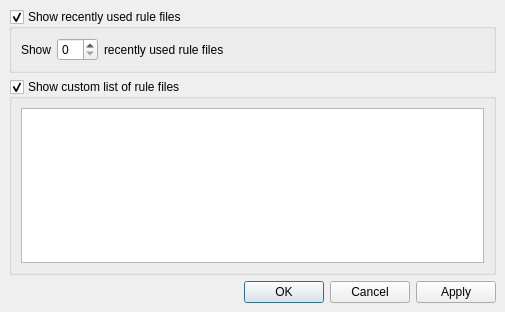
pombredanne/yaragui, file src/ui/rule_window.ui: the form before one commit.
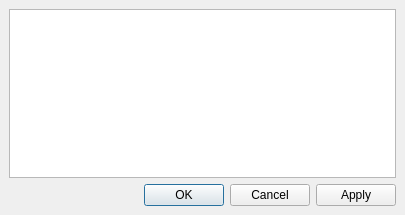
The form after the commit.

Commit message: Populate rule editor window.

What changed in the file:
```diff
--- a/src/ui/rule_window.ui
+++ b/src/ui/rule_window.ui
@@ -6,8 +6,8 @@
    <rect>
     <x>0</x>
     <y>0</y>
-    <width>505</width>
-    <height>312</height>
+    <width>405</width>
+    <height>215</height>
    </rect>
   </property>
   <property name="windowTitle">
@@ -16,65 +16,7 @@
   <widget class="QWidget" name="centralwidget">
    <layout class="QVBoxLayout" name="verticalLayout">
     <item>
-     <widget class="QGroupBox" name="recentGroup">
-      <property name="title">
-       <string>Show recently used rule files</string>
-      </property>
-      <property name="checkable">
-       <bool>true</bool>
-      </property>
-      <layout class="QHBoxLayout" name="horizontalLayout">
-       <item>
-        <widget class="QLabel" name="label_2">
-         <property name="text">
-          <string>Show</string>
-         </property>
-        </widget>
-       </item>
-       <item>
-        <widget class="QSpinBox" name="recentCount">
-         <property name="buttonSymbols">
-          <enum>QAbstractSpinBox::UpDownArrows</enum>
-         </property>
-        </widget>
-       </item>
-       <item>
-        <widget class="QLabel" name="label">
-         <property name="text">
-          <string>recently used rule files</string>
-         </property>
-        </widget>
-       </item>
-       <item>
-        <spacer name="horizontalSpacer">
-         <property name="orientation">
-          <enum>Qt::Horizontal</enum>
-         </property>
-         <property name="sizeHint" stdset="0">
-          <size>
-           <width>40</width>
-           <height>20</height>
-          </size>
-         </property>
-        </spacer>
-       </item>
-      </layout>
-     </widget>
-    </item>
-    <item>
-     <widget class="QGroupBox" name="customGroup">
-      <property name="title">
-       <string>Show custom list of rule files</string>
-      </property>
-      <property name="checkable">
-       <bool>true</bool>
-      </property>
-      <layout class="QHBoxLayout" name="horizontalLayout_2">
-       <item>
-        <widget class="QTableWidget" name="table"/>
-       </item>
-      </layout>
-     </widget>
+     <widget class="QTableWidget" name="table"/>
     </item>
     <item>
      <widget class="QDialogButtonBox" name="buttonBox">
```
Left out of the diff: 2 changed lines with no effect on the pictures. The commit also changes 5 other files.
